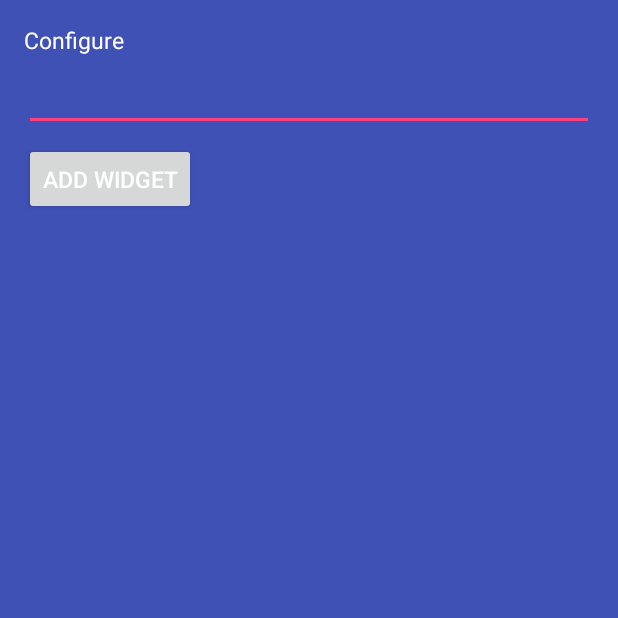
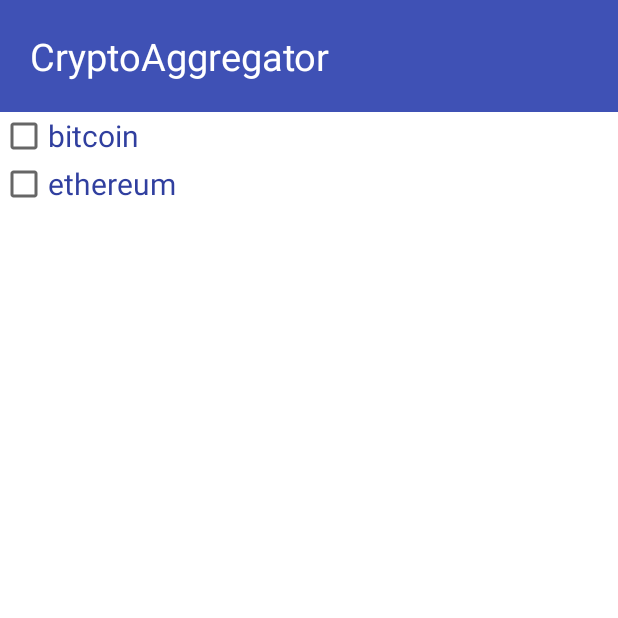
Before and after one commit to pschoffer/CryptoAggregator, an Android app: the screen it shows after launch (ConfigurationActivity), on a phone screen of 412 x 824 dp, the top half of it. Run offline under Robolectric (Android 15) with nearby library versions, the phone set to English and light mode, and no system bars.

Commit message:
Adds cool stuff

```diff
--- a/app/src/main/AndroidManifest.xml
+++ b/app/src/main/AndroidManifest.xml
@@ -10,7 +10,7 @@
         android:label="@string/app_name"
         android:roundIcon="@mipmap/ic_launcher_round"
         android:supportsRtl="true"
-        android:theme="@style/AppTheme">
+        android:theme="@style/ActivityTheme">
         <receiver android:name=".MainWidget">
             <intent-filter>
                 <action android:name="android.appwidget.action.APPWIDGET_UPDATE" />
--- a/app/src/main/java/com/github/cryptoaggregator/ConfigurationActivity.java
+++ b/app/src/main/java/com/github/cryptoaggregator/ConfigurationActivity.java
@@ -1,15 +1,20 @@
 package com.github.cryptoaggregator;
 
+import android.app.ActionBar;
 import android.app.Activity;
-import android.appwidget.AppWidgetManager;
-import android.content.Context;
-import android.content.Intent;
-import android.content.SharedPreferences;
 import android.os.Bundle;
 import android.view.View;
-import android.widget.EditText;
+import android.view.ViewGroup;
+import android.widget.CheckBox;
+import android.widget.LinearLayout;
+import android.widget.TableLayout;
+import android.widget.TableRow;
+import android.widget.TextView;
 
 import com.github.cryptoaggregator.util.Logger;
+
+import java.util.ArrayList;
+import java.util.List;
 
 /**
  * The configuration screen for the {@link MainWidget MainWidget} AppWidget.
@@ -73,12 +78,30 @@ public class ConfigurationActivity extends Activity {
     public void onCreate(Bundle icicle) {
         super.onCreate(icicle);
         Logger.info("Creating Config activity.");
+        final List<String> avaiableCoins = new ArrayList<>();
+        avaiableCoins.add("bitcoin");
+        avaiableCoins.add("ethereum");
 
         // Set the result to CANCELED.  This will cause the widget host to cancel
         // out of the widget placement if the user presses the back button.
 //        setResult(RESULT_CANCELED);
 
-        setContentView(R.layout.main_widget_configure);
+        setContentView(R.layout.configure);
+        final ViewGroup layout = (ViewGroup) findViewById(R.id.configureLayout);
+        for (String avaiableCoin : avaiableCoins) {
+            TableRow row = new TableRow(this);
+
+            CheckBox box = new CheckBox(this);
+            row.addView(box, TableRow.LayoutParams.WRAP_CONTENT, TableRow.LayoutParams.WRAP_CONTENT);
+
+            TextView label = new TextView(this);
+            label.setText(avaiableCoin);
+            row.addView(label, TableRow.LayoutParams.MATCH_PARENT, TableRow.LayoutParams.WRAP_CONTENT);
+
+            layout.addView(row);
+        }
+
+
 //        mAppWidgetText = (EditText) findViewById(R.id.appwidget_text);
 //        findViewById(R.id.add_button).setOnClickListener(mOnClickListener);
 
--- /dev/null
+++ b/app/src/main/res/layout/configure.xml
@@ -0,0 +1,24 @@
+<?xml version="1.0" encoding="utf-8"?>
+<TableLayout xmlns:android="http://schemas.android.com/apk/res/android"
+    android:id="@+id/configureLayout"
+    android:layout_width="match_parent"
+    android:layout_height="wrap_content"
+    android:orientation="vertical"
+    android:theme="@style/ActivityTheme">
+
+    <TableRow
+        android:layout_width="match_parent">
+
+        <TextView
+            android:layout_width="match_parent"
+            android:layout_height="wrap_content"
+            android:padding="20dp"
+            android:text="@string/app_name"
+            android:textSize="25sp"
+            android:theme="@style/AppTheme"
+            android:layout_span="2"
+            android:layout_weight="1"/>
+    </TableRow>
+
+
+</TableLayout>
--- a/app/src/main/res/layout/main_widget_configure.xml
+++ /dev/null
@@ -1,27 +0,0 @@
-<?xml version="1.0" encoding="utf-8"?>
-<LinearLayout xmlns:android="http://schemas.android.com/apk/res/android"
-    android:layout_width="match_parent"
-    android:layout_height="wrap_content"
-    android:orientation="vertical"
-    android:padding="16dp">
-
-    <TextView
-        android:layout_width="match_parent"
-        android:layout_height="wrap_content"
-        android:layout_marginBottom="8dp"
-        android:text="@string/configure" />
-
-    <EditText
-        android:id="@+id/appwidget_text"
-        android:layout_width="match_parent"
-        android:layout_height="wrap_content"
-        android:inputType="text" />
-
-    <Button
-        android:id="@+id/add_button"
-        android:layout_width="wrap_content"
-        android:layout_height="wrap_content"
-        android:layout_marginTop="8dp"
-        android:text="@string/add_widget" />
-
-</LinearLayout>
--- a/app/src/main/res/values/styles.xml
+++ b/app/src/main/res/values/styles.xml
@@ -1,15 +1,25 @@
 <resources>
 
     <!-- Base application theme. -->
-    <style name="AppTheme" parent="Theme.AppCompat.Light.DarkActionBar">
+    <style name="Colors" parent="Theme.AppCompat.Light.DarkActionBar">
         <!-- Customize your theme here. -->
         <item name="colorPrimary">@color/colorPrimary</item>
         <item name="colorPrimaryDark">@color/colorPrimaryDark</item>
         <item name="colorAccent">@color/colorAccent</item>
+    </style>
 
+    <style name="AppTheme" parent="Colors">
+        <!-- Customize your theme here. -->
         <item name="android:background">@color/colorPrimary</item>
         <item name="android:textColor">@color/colorText</item>
         <item name="android:textSize">15sp</item>
     </style>
 
+    <style name="ActivityTheme" parent="Colors">
+        <!-- Customize your theme here. -->
+        <item name="android:background">@color/colorText</item>
+        <item name="android:textColor">@color/colorPrimaryDark</item>
+        <item name="android:textSize">20sp</item>
+    </style>
+
 </resources>
```
